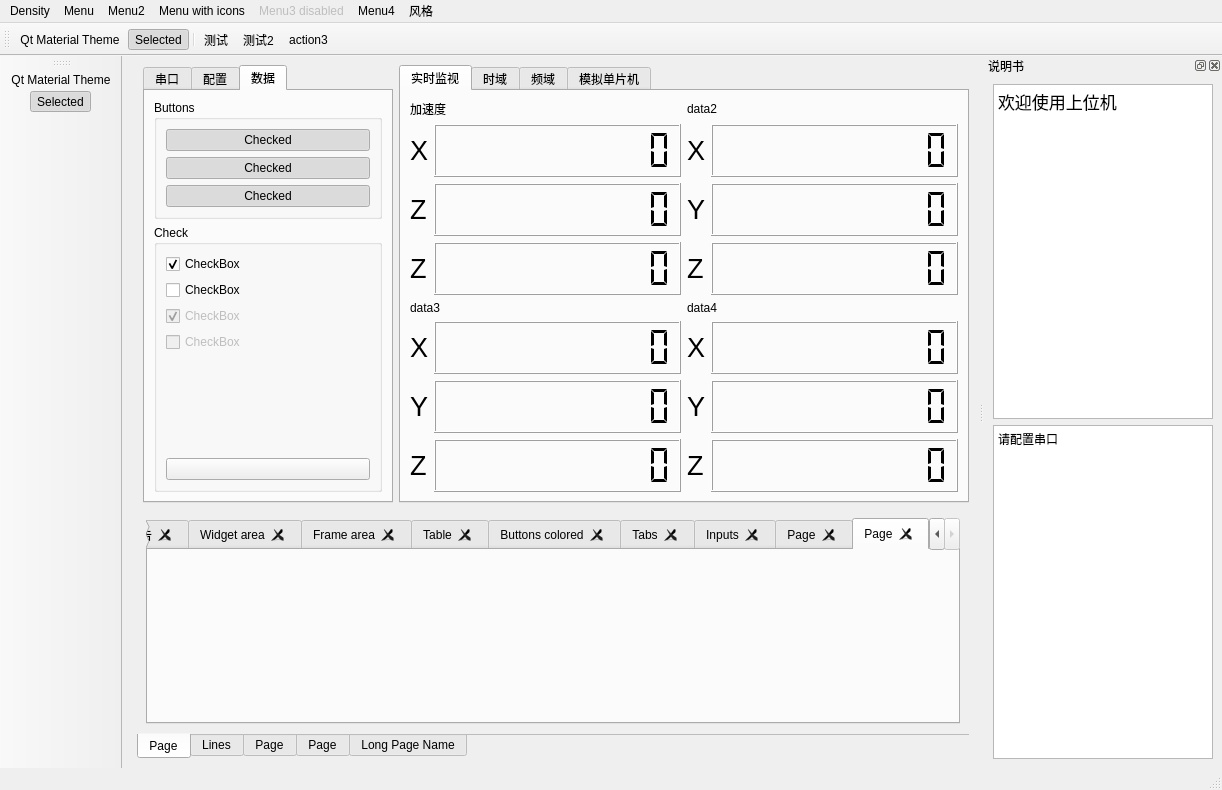
Robyve/blade_monitor, file main_window.ui: the form before one commit.
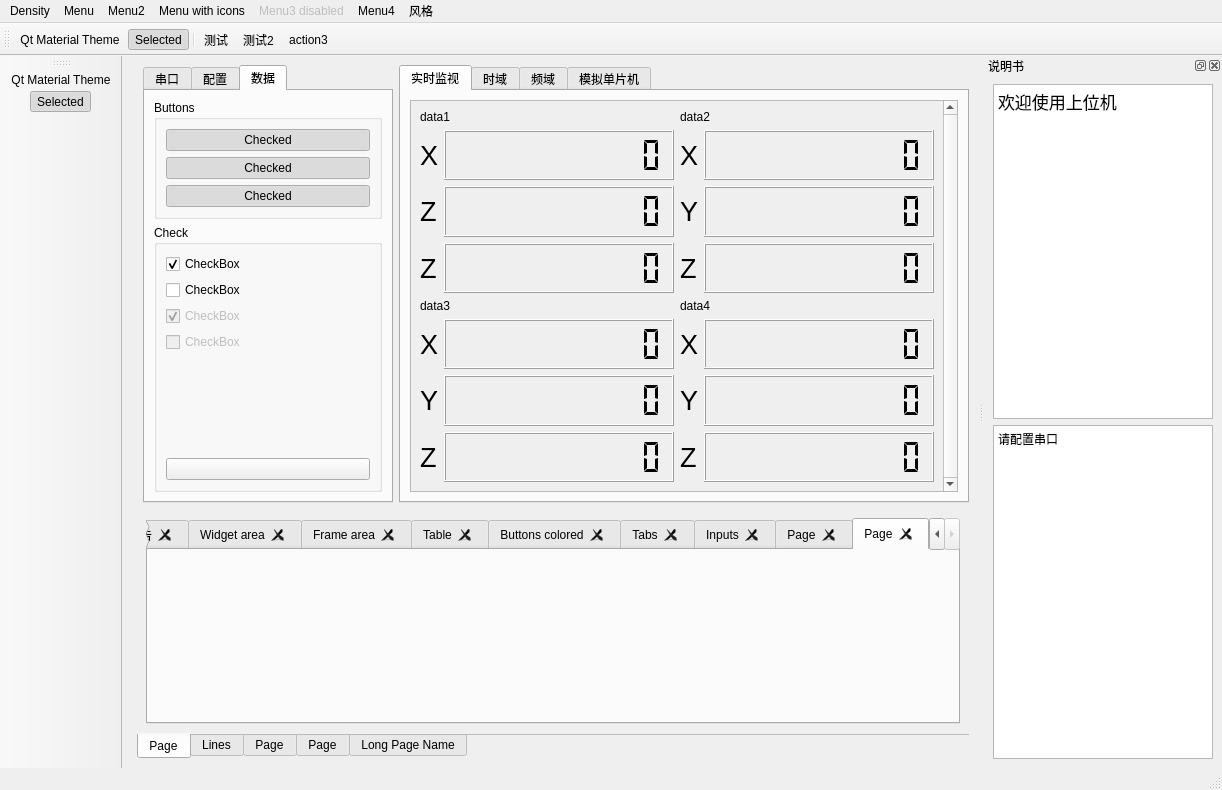
The form after the commit. The open tabs and pages were chosen to show the change. Icons and pictures are not drawn.

Diff of the .ui file:
```diff
--- a/main_window.ui
+++ b/main_window.ui
@@ -1187,6 +1187,24 @@
        </attribute>
        <layout class="QGridLayout" name="gridLayout_2">
         <item row="0" column="0">
+         <widget class="QScrollArea" name="scrollArea">
+          <property name="verticalScrollBarPolicy">
+           <enum>Qt::ScrollBarAlwaysOn</enum>
+          </property>
+          <property name="widgetResizable">
+           <bool>true</bool>
+          </property>
+          <widget class="QWidget" name="scrollAreaWidgetContents">
+           <property name="geometry">
+            <rect>
+             <x>0</x>
+             <y>0</y>
+             <width>543</width>
+             <height>368</height>
+            </rect>
+           </property>
+           <layout class="QVBoxLayout" name="verticalLayout_15">
+            <item>
          <layout class="QGridLayout" name="data_tab_right_gridLayout" rowstretch="0,1,0,1" columnstretch="0,0">
           <item row="3" column="0">
            <layout class="QGridLayout" name="gridLayout_7" columnstretch="0,2">
@@ -1379,7 +1397,7 @@
           <item row="0" column="0">
            <widget class="QLabel" name="data1_label">
             <property name="text">
-             <string>加速度</string>
+                 <string>data1</string>
             </property>
            </widget>
           </item>
@@ -1596,6 +1614,10 @@
         </item>
        </layout>
       </widget>
+         </widget>
+        </item>
+       </layout>
+      </widget>
       <widget class="QWidget" name="graph_tab_right">
        <attribute name="title">
         <string>时域</string>
```
Left out of the diff: 10 changed lines with no effect on the pictures. Lines whose indentation alone changed are shown as unchanged.
